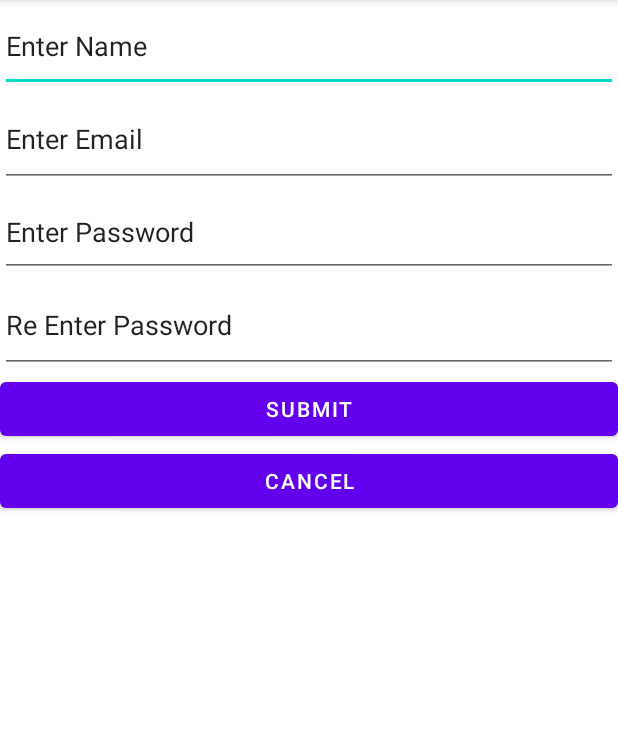
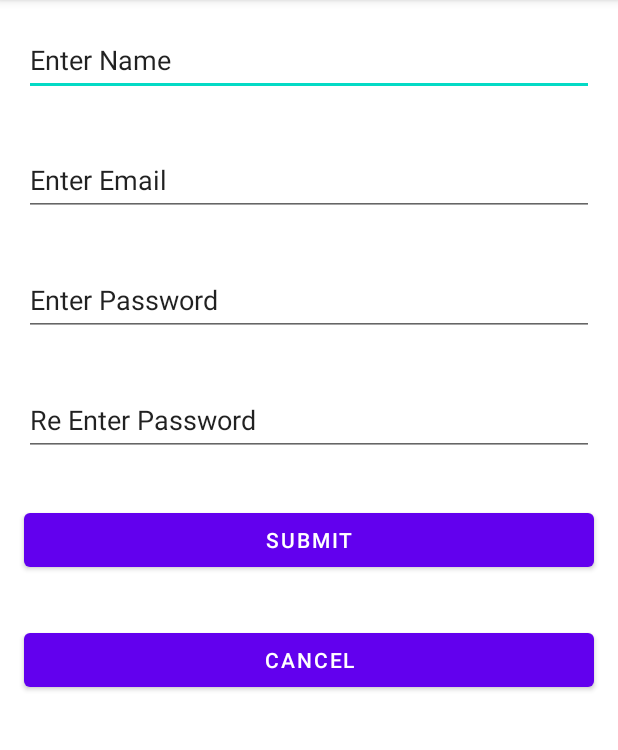
Before and after one commit to IT21360428/MAD_Lab04, an Android app: the screen it shows after launch (MainActivity), on a phone screen of 412 x 824 dp, the part 84-834 px from its top. Run offline under Robolectric (Android 15) with nearby library versions, the phone set to English and light mode, and no system bars.

Commit message:
commit to github

```diff
--- a/app/src/main/res/layout/activity_main.xml
+++ b/app/src/main/res/layout/activity_main.xml
@@ -10,7 +10,11 @@
     <EditText
         android:id="@+id/edtName"
         android:layout_width="match_parent"
-        android:layout_height="61dp"
+        android:layout_height="48dp"
+        android:layout_marginLeft="16dp"
+        android:layout_marginTop="16dp"
+        android:layout_marginRight="16dp"
+        android:layout_marginBottom="16dp"
         android:ems="10"
         android:inputType="textPersonName"
         android:text="Enter Name" />
@@ -18,7 +22,11 @@
     <EditText
         android:id="@+id/edtEmail"
         android:layout_width="match_parent"
-        android:layout_height="63dp"
+        android:layout_height="48dp"
+        android:layout_marginLeft="16dp"
+        android:layout_marginTop="16dp"
+        android:layout_marginRight="16dp"
+        android:layout_marginBottom="16dp"
         android:ems="10"
         android:inputType="textPersonName"
         android:text="Enter Email" />
@@ -26,7 +34,11 @@
     <EditText
         android:id="@+id/edtPassword"
         android:layout_width="match_parent"
-        android:layout_height="60dp"
+        android:layout_height="48dp"
+        android:layout_marginLeft="16dp"
+        android:layout_marginTop="16dp"
+        android:layout_marginRight="16dp"
+        android:layout_marginBottom="16dp"
         android:ems="10"
         android:inputType="textPersonName"
         android:text="Enter Password" />
@@ -34,7 +46,11 @@
     <EditText
         android:id="@+id/edtReTypePassword"
         android:layout_width="match_parent"
-        android:layout_height="64dp"
+        android:layout_height="48dp"
+        android:layout_marginLeft="16dp"
+        android:layout_marginTop="16dp"
+        android:layout_marginRight="16dp"
+        android:layout_marginBottom="16dp"
         android:ems="10"
         android:inputType="textPersonName"
         android:text="Re Enter Password" />
@@ -43,11 +59,19 @@
         android:id="@+id/btnSubmit"
         android:layout_width="match_parent"
         android:layout_height="wrap_content"
+        android:layout_marginLeft="16dp"
+        android:layout_marginTop="16dp"
+        android:layout_marginRight="16dp"
+        android:layout_marginBottom="16dp"
         android:text="Submit" />
 
     <Button
         android:id="@+id/btnCancle"
         android:layout_width="match_parent"
         android:layout_height="wrap_content"
+        android:layout_marginLeft="16dp"
+        android:layout_marginTop="16dp"
+        android:layout_marginRight="16dp"
+        android:layout_marginBottom="16dp"
         android:text="Cancel" />
 </LinearLayout>
```
